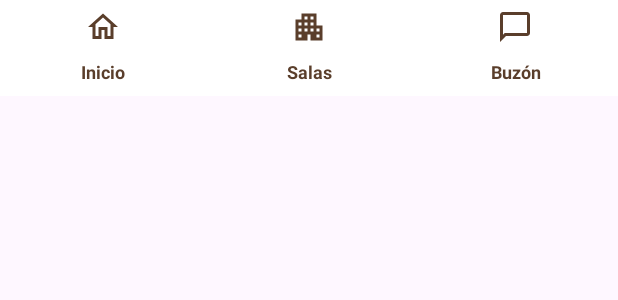
After one commit to AnderEsau/MeetHub, an Android app: the layout barra_inferior.xml on its own in the app's theme, with its tools: preview values and no code run, on a phone screen of 412 x 824 dp. The commit adds this screen. Shown: the top 300 px of the screen. Run offline under Robolectric (Android 15) with nearby library versions, the phone set to English and light mode, and no system bars.

Commit message:
Cambie el nombre del icono de inicio, y agregue los colores que se van a usar, asi como tambien los fondos tipo shape que se van a usar y el diseño de la barra inferior, para finalizar agregue el RecyclerView para que lo puedan usar y mis strings

```diff
--- a/app/build.gradle.kts
+++ b/app/build.gradle.kts
@@ -38,6 +38,7 @@ dependencies {
     implementation(libs.androidx.appcompat)
     implementation(libs.androidx.constraintlayout)
     implementation(libs.androidx.core.ktx)
+    implementation(libs.androidx.recyclerview)
     implementation(libs.material)
     testImplementation(libs.junit)
     androidTestImplementation(libs.androidx.espresso.core)
--- /dev/null
+++ b/app/src/main/res/drawable/fondo_aviso.xml
@@ -0,0 +1,6 @@
+<?xml version="1.0" encoding="utf-8"?>
+<shape xmlns:android="http://schemas.android.com/apk/res/android"
+    android:shape="rectangle">
+    <solid android:color="@color/aviso" />
+    <corners android:radius="8dp" />
+</shape>
--- /dev/null
+++ b/app/src/main/res/layout/barra_inferior.xml
@@ -0,0 +1,53 @@
+<?xml version="1.0" encoding="utf-8"?>
+<LinearLayout
+    xmlns:android="http://schemas.android.com/apk/res/android"
+    android:layout_width="match_parent"
+    android:layout_height="64dp"
+    android:orientation="horizontal"
+    android:background="@color/blanco">
+    <TextView
+        android:id="@+id/btnInicio"
+        android:layout_width="0dp"
+        android:layout_height="match_parent"
+        android:layout_weight="1"
+        android:text="@string/nav_inicio"
+        android:gravity="center"
+        android:drawableTop="@drawable/ic_inicio"
+        android:drawablePadding="2dp"
+        android:paddingTop="6dp"
+        android:textColor="@color/cafe"
+        android:textSize="12sp"
+        android:textStyle="bold"
+        android:clickable="true"
+        android:focusable="true" />
+    <TextView
+        android:id="@+id/btnSalas"
+        android:layout_width="0dp"
+        android:layout_height="match_parent"
+        android:layout_weight="1"
+        android:text="@string/nav_salas"
+        android:gravity="center"
+        android:drawableTop="@drawable/ic_salas"
+        android:drawablePadding="2dp"
+        android:paddingTop="6dp"
+        android:textColor="@color/cafe"
+        android:textSize="12sp"
+        android:textStyle="bold"
+        android:clickable="true"
+        android:focusable="true" />
+    <TextView
+        android:id="@+id/btnBuzon"
+        android:layout_width="0dp"
+        android:layout_height="match_parent"
+        android:layout_weight="1"
+        android:text="@string/nav_buzon"
+        android:gravity="center"
+        android:drawableTop="@drawable/ic_buzon"
+        android:drawablePadding="2dp"
+        android:paddingTop="6dp"
+        android:textColor="@color/cafe"
+        android:textSize="12sp"
+        android:textStyle="bold"
+        android:clickable="true"
+        android:focusable="true" />
+</LinearLayout>
--- a/app/src/main/res/values/strings.xml
+++ b/app/src/main/res/values/strings.xml
@@ -1,3 +1,9 @@
 <resources>
-    <string name="app_name">MeetHub</string>
+    <!-- Compartidos -->
+    <string name="btn_regresar">← Regresar</string>
+    <string name="logo_descripcion">Logo MeetHub</string>
+    <string name="password_ayuda">Mínimo 8 caracteres, con letras y números</string>
+    <string name="nav_inicio">Inicio</string>
+    <string name="nav_salas">Salas</string>
+    <string name="nav_buzon">Buzón</string>
 </resources>
--- a/gradle/libs.versions.toml
+++ b/gradle/libs.versions.toml
@@ -8,6 +8,7 @@ appcompat = "1.8.0"
 material = "1.14.0"
 activityKtx = "1.13.0"
 constraintlayout = "2.2.2"
+recyclerview = "1.4.0"
 
 [libraries]
 androidx-core-ktx = { group = "androidx.core", name = "core-ktx", version.ref = "coreKtx" }
@@ -18,6 +19,7 @@ androidx-appcompat = { group = "androidx.appcompat", name = "appcompat", version
 material = { group = "com.google.android.material", name = "material", version.ref = "material" }
 androidx-activity-ktx = { group = "androidx.activity", name = "activity-ktx", version.ref = "activityKtx" }
 androidx-constraintlayout = { group = "androidx.constraintlayout", name = "constraintlayout", version.ref = "constraintlayout" }
+androidx-recyclerview = { group = "androidx.recyclerview", name = "recyclerview", version.ref = "recyclerview" }
 
 [plugins]
 android-application = { id = "com.android.application", version.ref = "agp" }
```
Also changed, not shown: app/src/main/res/drawable/fondo_campo.xml (added, +9 -0 lines), app/src/main/res/drawable/fondo_tarjeta.xml (added, +9 -0 lines), app/src/main/res/values/colors.xml (+11 -0 lines), app/src/main/res/drawable/ic_inicio.xml (renamed from app/src/main/res/drawable/outline_home_24.xml).
